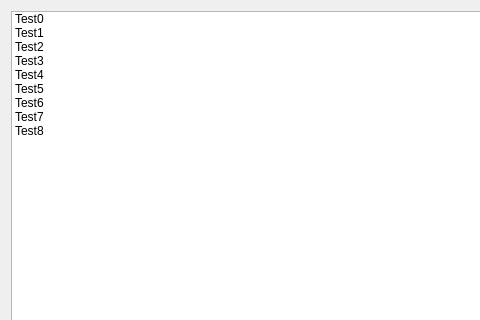
The window that CatQcustomplot/MainWindow.ui (graycatya/CatLearnQt) describes before a commit, drawn with Qt 5; both pictures show x 0 to 480 and y 0 to 320 of the 594 by 489 pixel window.
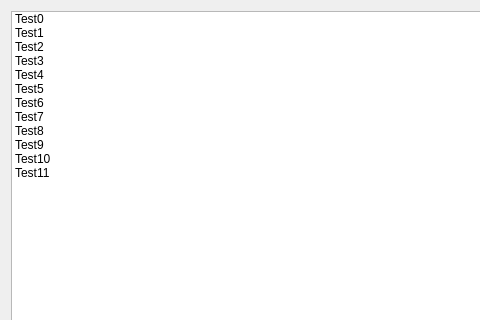
The same window after the commit. The open tabs and pages were chosen to show the change.

What changed in the file:
```diff
--- a/CatQcustomplot/MainWindow.ui
+++ b/CatQcustomplot/MainWindow.ui
@@ -65,6 +65,21 @@
         <string>Test8</string>
        </property>
       </item>
+      <item>
+       <property name="text">
+        <string>Test9</string>
+       </property>
+      </item>
+      <item>
+       <property name="text">
+        <string>Test10</string>
+       </property>
+      </item>
+      <item>
+       <property name="text">
+        <string>Test11</string>
+       </property>
+      </item>
      </widget>
      <widget class="QStackedWidget" name="ToolsStackedWidget">
       <widget class="QWidget" name="page_0"/>
```
Left out of the diff: 3 changed lines with no effect on the pictures.
